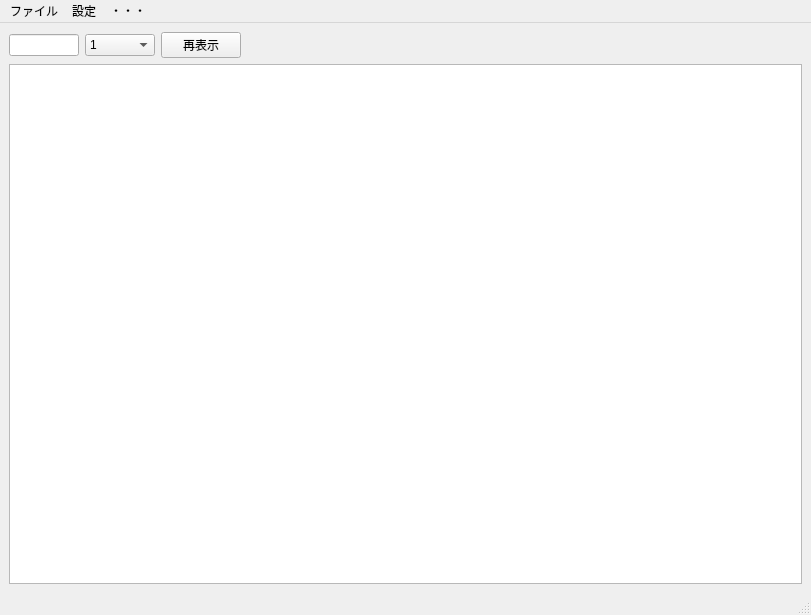
Above: main_window.ui from pitpod/Program before the change. Below: the same form after it.
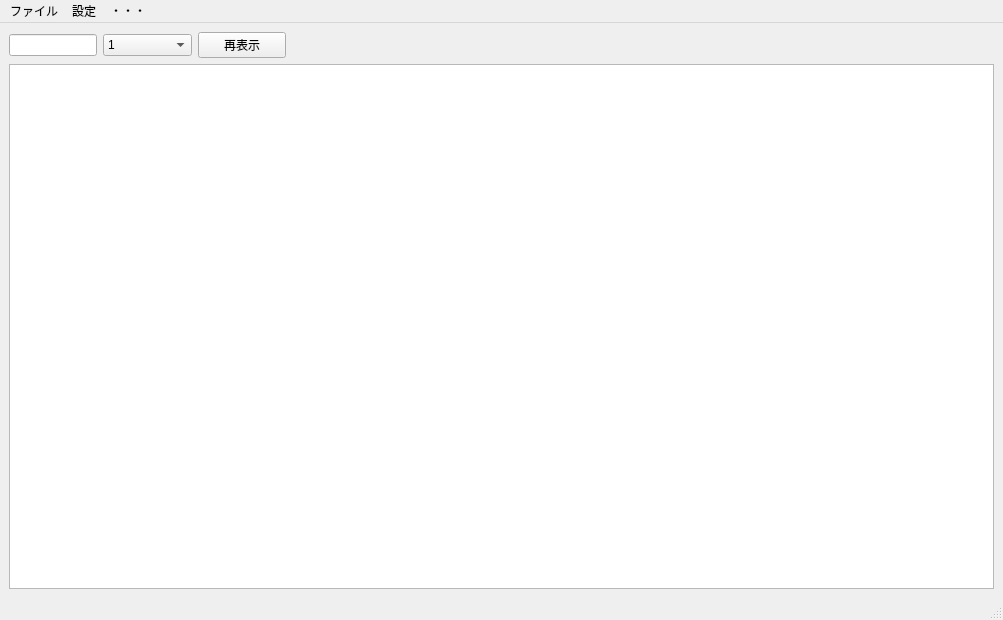
That is the form after the change.

Diff of the .ui file:
```diff
--- a/main_window.ui
+++ b/main_window.ui
@@ -6,8 +6,8 @@
    <rect>
     <x>0</x>
     <y>0</y>
-    <width>811</width>
-    <height>615</height>
+    <width>1003</width>
+    <height>620</height>
    </rect>
   </property>
   <property name="sizePolicy">
@@ -134,7 +134,7 @@
     <rect>
      <x>0</x>
      <y>0</y>
-     <width>811</width>
+     <width>1003</width>
      <height>22</height>
     </rect>
    </property>
```
